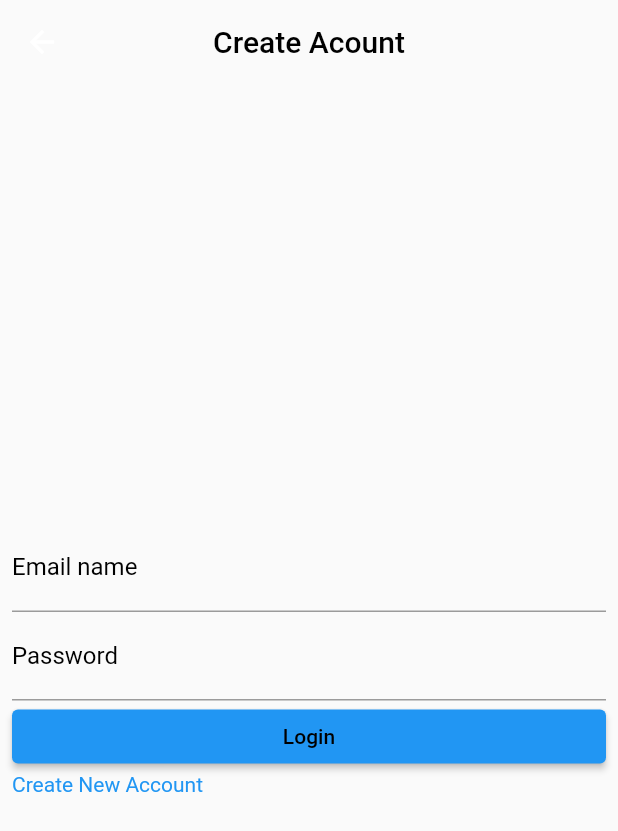
After one commit to Ma7m0ud3id/my_app_chat, a Flutter app: the screen it shows after launch, after a tap on "Create Acount", after a tap on "I have an account", on a phone screen of 412 x 824 dp. The commit adds this screen. Shown: the top 831 px of the screen. Run offline on Flutter 3.47's test engine with Material 2 defaults, Android fonts, the phone set to English and light mode, and no system bars; our stand-ins replace firebase_auth, firebase_core; accounts and stored records are empty.

Commit message:
login Screen

```diff
--- a/lib/Screens/Creat_acount.dart
+++ b/lib/Screens/Create/Creat_acount.dart
@@ -1,16 +1,19 @@
 import 'package:flutter/material.dart';
 import 'package:provider/provider.dart';
-import 'package:untitled1/Screens/States.dart';
-import 'package:untitled1/Screens/registar_model.dart';
+import 'package:untitled1/Screens/Create/States.dart';
+import 'package:untitled1/Screens/Create/registar_model.dart';
+import 'package:untitled1/Screens/Login_Screen/Login.dart';
+
+import '../../base.dart';
 
 class Create extends StatefulWidget  {
-  static const String routName = 'bjjbascfj';
+  static const String routName = 'Create';
 
   @override
   State<Create> createState() => _CreateState();
 }
 
-class _CreateState extends State<Create>implements States {
+class _CreateState extends BaseState<Create,RegistarViweModel> implements States {
   var formKey = GlobalKey<FormState>();
 
   var fristnamecontroller = TextEditingController();
@@ -23,23 +26,25 @@ class _CreateState extends State<Create>implements States {
 
   var passwordcontroller = TextEditingController();
 
-RegistarViweModel registarViweModel=RegistarViweModel();
+//RegistarViweModel registarViweModel=RegistarViweModel();
+
 @override
   void initState() {
     // TODO: implement initState
     super.initState();
-    registarViweModel.states=this;
+    viewModel.Navigatore=this;
   }
 
   @override
   Widget build(BuildContext context) {
 
     return ChangeNotifierProvider(
-      create: (c)=>registarViweModel,
+      create: (c)=>viewModel,
       child: Stack(
         children: [
       Container(child: Image.asset('assets/background.jpeg',)),
       Scaffold(
+        resizeToAvoidBottomInset: false,
       appBar: AppBar(
       centerTitle: true,
       title: Text('Create Acount',style: TextStyle(color: Colors.black),),
@@ -124,7 +129,12 @@ RegistarViweModel registarViweModel=RegistarViweModel();
             ),
             ElevatedButton(onPressed: (){
                 Registar();
-            }, child: Text('Create Acount',style: TextStyle(color: Colors.black),))
+            }, child: Text('Create Acount',style: TextStyle(color: Colors.black),)),
+            InkWell(
+              onTap: (){
+                  Navigator.pushNamed(context, LoginScreen.routName);
+                },
+                child: Text('I have an account',style: TextStyle(color: Colors.blue),)),
 
           ]
           ),
@@ -139,40 +149,14 @@ RegistarViweModel registarViweModel=RegistarViweModel();
 
   void Registar(){
     if (formKey.currentState!.validate()) {
-       registarViweModel.Register(emailcontroller.text, passwordcontroller.text);
+      viewModel.Register(emailcontroller.text, passwordcontroller.text);
     }
   }
 
   @override
-  void hideloding() {
-    Navigator.pop(context);
-  }
-
-  @override
-  void showloding() {
-    showDialog(
-
-        context: context,
-        builder: (context) {
-          return Center(child: CircularProgressIndicator());
-        });
+  RegistarViweModel intichange() {
+    return RegistarViweModel();
   }
 
 
-  @override
-  void showmassage(String text) {
-    showDialog(
-
-        context: context,
-        builder: (context) {
-          return AlertDialog(
-            content: Row(
-              children: [
-                Expanded(child: Text(text,style: TextStyle(color: Colors.black),))
-
-              ],
-            ),
-          );
-        });
-  }
 }
--- /dev/null
+++ b/lib/Screens/Create/States.dart
@@ -0,0 +1,5 @@
+import 'package:untitled1/base.dart';
+
+abstract class States extends BaseNavigator{
+
+}
--- /dev/null
+++ b/lib/Screens/Login_Screen/Login.dart
@@ -0,0 +1,112 @@
+import 'package:flutter/material.dart';
+import 'package:provider/provider.dart';
+import 'package:untitled1/Screens/Create/Creat_acount.dart';
+import 'package:untitled1/base.dart';
+
+import '../Create/States.dart';
+import 'Navigat_login.dart';
+import 'Register_login.dart';
+
+class LoginScreen extends StatefulWidget {
+  static const String routName = 'jhjbhbi';
+
+  @override
+  State<LoginScreen> createState() => _LoginScreenState();
+}
+
+class _LoginScreenState extends BaseState<LoginScreen, RegisterLogin>
+    implements NavigatLogin {
+  var emailcontroller = TextEditingController();
+  var formKey = GlobalKey<FormState>();
+  var passwordcontroller = TextEditingController();
+
+  @override
+  Widget build(BuildContext context) {
+    return ChangeNotifierProvider(
+        create: (c) => viewModel,
+        child: Stack(children: [
+          Container(
+              child: Image.asset(
+            'assets/background.jpeg',
+          )),
+          Scaffold(
+            resizeToAvoidBottomInset: false,
+            appBar: AppBar(
+              centerTitle: true,
+              title: Text(
+                'Create Acount',
+                style: TextStyle(color: Colors.black),
+              ),
+              backgroundColor: Colors.transparent,
+              elevation: 0,
+            ),
+            body: Padding(
+                padding: const EdgeInsets.all(8.0),
+                child: Form(
+                    key: formKey,
+                    child: Column(
+                        mainAxisAlignment: MainAxisAlignment.center,
+                        crossAxisAlignment: CrossAxisAlignment.stretch,
+                        children: [
+                          TextFormField(
+                            controller: emailcontroller,
+                            style: TextStyle(color: Colors.black),
+                            decoration: InputDecoration(labelText: 'Email name',labelStyle:TextStyle(color: Colors.black),),
+                            validator: (text){
+                              if(text==null||text.trim().isEmpty){
+                                return'Enter  Email please';
+                              }
+                              bool emailValid = RegExp(r"^[a-zA-Z0-9.a-zA-Z0-9.!#$%&'*+-/=?^_`{|}~]+@[a-zA-Z0-9]+\.[a-zA-Z]+").hasMatch(text);
+                              if(emailValid){
+                                return null;
+                              }
+                              else {
+                                return 'Email is not true';
+                              }
+                            },
+                          ),
+                          TextFormField(
+                            controller: passwordcontroller,
+                            style: TextStyle(color: Colors.black),
+                            decoration: InputDecoration(labelText: 'Password ',labelStyle:TextStyle(color: Colors.black),),
+                            validator: (text){
+                              if(text==null||text.trim().isEmpty){
+                                return'Enter  Password please';
+                              }
+                              if(text.length<6){
+                                return 'Password is smaller than 6 char';
+                              }
+                              return null;
+                            },
+                          ),
+                          ElevatedButton(onPressed: (){
+                            Recive();
+                          }, child: Text('Login',style: TextStyle(color: Colors.black),)),
+                          InkWell(
+                              onTap: (){
+                                Navigator.pushNamed(context, 'Create');
+                              },
+                              child: Text('Create New Account',style: TextStyle(color: Colors.blue),)),
+
+                        ]))),
+          )
+        ]));
+  }
+
+  @override
+  void initState() {
+    // TODO: implement initState
+    super.initState();
+    viewModel.Navigatore = this;
+  }
+
+  @override
+  RegisterLogin intichange() {
+    return RegisterLogin();
+  }
+  void Recive(){
+    if (formKey.currentState!.validate()) {
+      viewModel.Recive(emailcontroller.text, passwordcontroller.text);
+    }
+  }
+}
--- /dev/null
+++ b/lib/Screens/Login_Screen/Navigat_login.dart
@@ -0,0 +1,5 @@
+import '../../base.dart';
+
+abstract class NavigatLogin extends BaseNavigator{
+
+}
--- /dev/null
+++ b/lib/Screens/Login_Screen/Register_login.dart
@@ -0,0 +1,29 @@
+import 'package:firebase_auth/firebase_auth.dart';
+
+import '../../Shered/Conestant/Conestant.dart';
+import '../../base.dart';
+import '../Create/States.dart';
+import 'Navigat_login.dart';
+
+class RegisterLogin extends BaseViewModel<NavigatLogin>{
+  FirebaseAuth firebaseAuth=FirebaseAuth.instance;
+  void Recive(String email,String password)async{
+    try {
+      Navigatore?.showloding();
+      final credential =  await firebaseAuth.signInWithEmailAndPassword(email: email, password: password);
+      Navigatore?.hideloding();
+    } on FirebaseAuthException catch (e) {
+      if (e.code == Conestant.WEAKPASSWORD) {
+        Navigatore?.hideloding();
+        Navigatore?.showmassage('The password provided is too weak.');
+
+      } else if (e.code == Conestant.UESEDEMAIL) {
+        Navigatore?.hideloding();
+        Navigatore?.showmassage('The account already exists for that email.');
+
+      }
+    } catch (e) {
+      print(e);
+    }
+  }
+}
--- a/lib/Screens/States.dart
+++ /dev/null
@@ -1,5 +0,0 @@
-abstract class States{
-   void showloding();
- void  showmassage(String text);
- void hideloding();
-}
--- /dev/null
+++ b/lib/base.dart
@@ -0,0 +1,56 @@
+import 'package:flutter/cupertino.dart';
+import 'package:flutter/material.dart';
+import 'package:untitled1/Screens/Create/States.dart';
+
+class BaseViewModel<T extends BaseNavigator> extends ChangeNotifier {
+T? Navigatore = null;
+}
+abstract class BaseNavigator{
+ void showloding();
+ void  showmassage(String text);
+ void hideloding();
+}
+abstract class BaseState<T extends StatefulWidget ,MV extends BaseViewModel> extends State<T> implements BaseNavigator{
+ late MV viewModel ;
+ MV intichange();
+ @override
+  void initState() {
+    // TODO: implement initState
+    super.initState();
+    viewModel=intichange();
+  }
+
+
+ @override
+ void hideloding() {
+  Navigator.pop(context);
+ }
+
+ @override
+ void showloding() {
+  showDialog(
+
+      context: context,
+      builder: (context) {
+       return Center(child: CircularProgressIndicator());
+      });
+ }
+
+
+ @override
+ void showmassage(String text) {
+  showDialog(
+
+      context: context,
+      builder: (context) {
+       return AlertDialog(
+        content: Row(
+         children: [
+          Expanded(child: Text(text,style: TextStyle(color: Colors.black),))
+
+         ],
+        ),
+       );
+      });
+ }
+}
--- a/lib/main.dart
+++ b/lib/main.dart
@@ -1,8 +1,9 @@
 import 'package:flutter/material.dart';
-import 'package:untitled1/Screens/Creat_acount.dart';
+import 'package:untitled1/Screens/Create/Creat_acount.dart';
 import 'package:firebase_core/firebase_core.dart';
 import 'package:firebase_auth/firebase_auth.dart';
 import 'package:firebase_core/firebase_core.dart';
+import 'package:untitled1/Screens/Login_Screen/Login.dart';
 void main() async{
   WidgetsFlutterBinding.ensureInitialized();
   await Firebase.initializeApp();
@@ -20,6 +21,7 @@ class MyApp extends StatelessWidget {
        initialRoute:Create.routName ,
       routes: {
         Create.routName:(c)=>Create(),
+        LoginScreen.routName:(v)=>LoginScreen(),
       },
     );
   }
```
Also changed, not shown: lib/Screens/Create/registar_model.dart (renamed from lib/Screens/registar_model.dart, +10 -9 lines).
